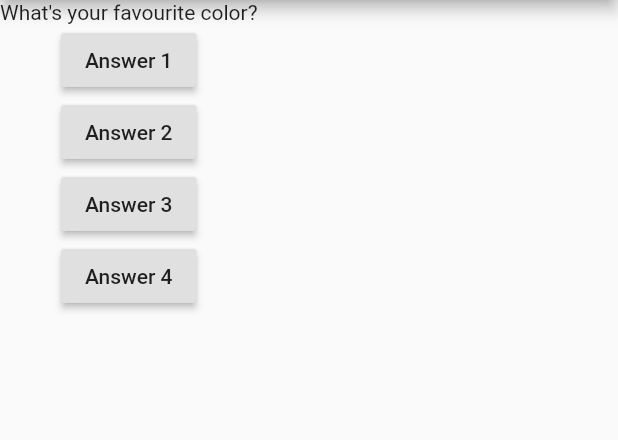
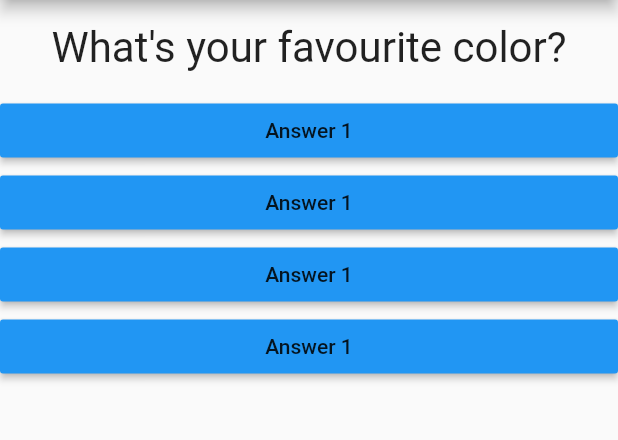
Before and after one commit to rajbhensdadiya/flutter-quiz-app, a Flutter app: the screen it shows after launch, on a phone screen of 412 x 824 dp, the part 84-524 px from its top. Run offline on Flutter 3.47's test engine with Material 2 defaults, Android fonts, the phone set to English and light mode, and no system bars.

Commit message:
answers.dart update

```diff
--- /dev/null
+++ b/lib/answers.dart
@@ -0,0 +1,18 @@
+import 'package:flutter/material.dart';
+
+class Answer extends StatelessWidget {
+  final Function selectHandler;
+  Answer(this.selectHandler);
+
+  @override
+  Widget build(BuildContext context) {
+    return Container(
+      width: double.infinity,
+      child: RaisedButton(
+        color: Colors.blue,
+        child: Text("Answer 1"),
+        onPressed: selectHandler,
+      ),
+    );
+  }
+}
--- a/lib/main.dart
+++ b/lib/main.dart
@@ -1,5 +1,6 @@
 import 'package:flutter/material.dart';
 import './questions.dart';
+import './answers.dart';
 
 void main() => runApp(MyApp());
 
@@ -39,25 +40,10 @@ class _MyAppState extends State<MyApp> {
             Question(
               questions[_questionIndex], //use [index] instead of elementsAt
             ),
-            RaisedButton(
-              child: Text("Answer 1"),
-              onPressed: _answerQuestions,
-            ),
-            RaisedButton(
-                child: Text("Answer 2"),
-                onPressed:
-                    _answerQuestions // () => print("Answer 2 chosen") //anonymous functions
-                ),
-            RaisedButton(
-                child: Text("Answer 3"),
-                onPressed:
-                    _answerQuestions //() => print("Answer 3 chosen"), //anonymous functions,
-                ),
-            RaisedButton(
-                child: Text("Answer 4"),
-                onPressed:
-                    _answerQuestions //() => print("Answer 4 chosen"), //anonymous functions,
-                ),
+            Answer(_answerQuestions),
+            Answer(_answerQuestions),
+            Answer(_answerQuestions),
+            Answer(_answerQuestions),
           ],
         ),
       ),
--- a/lib/questions.dart
+++ b/lib/questions.dart
@@ -7,6 +7,16 @@ class Question extends StatelessWidget {
 
   @override
   Widget build(BuildContext context) {
-    return Text(questionText);
+    return Container(
+      margin: EdgeInsets.all(15),
+      width: double.infinity,
+      child: Text(
+        questionText,
+        style: TextStyle(
+          fontSize: 28,
+        ),
+        textAlign: TextAlign.center,
+      ),
+    );
   }
 }
```
